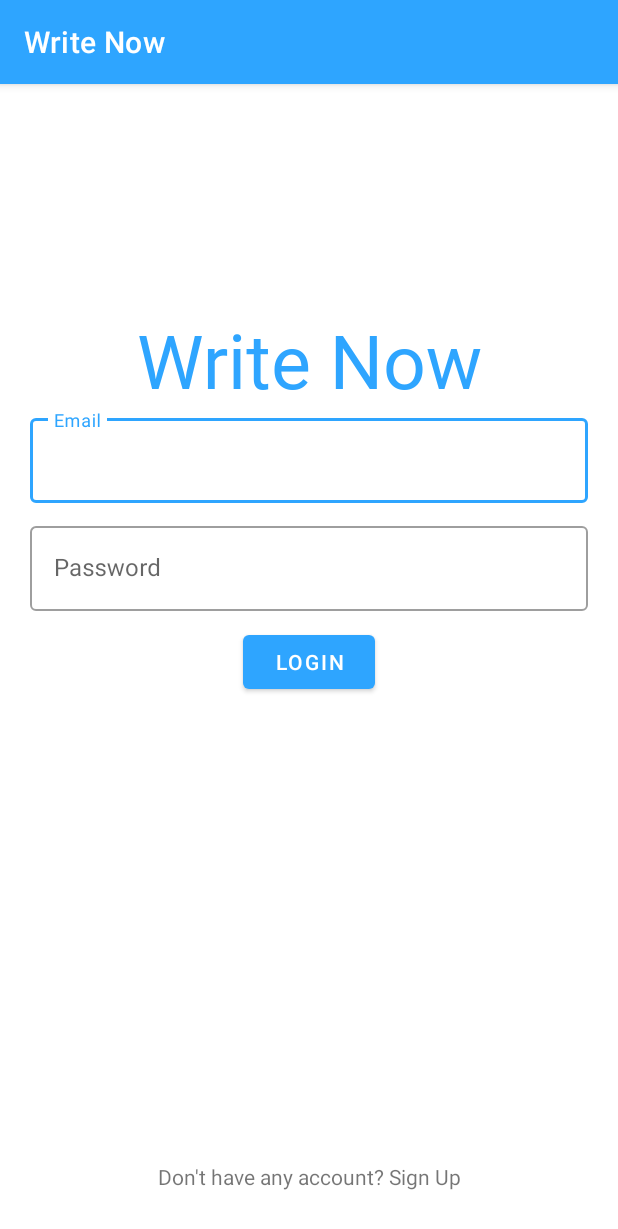
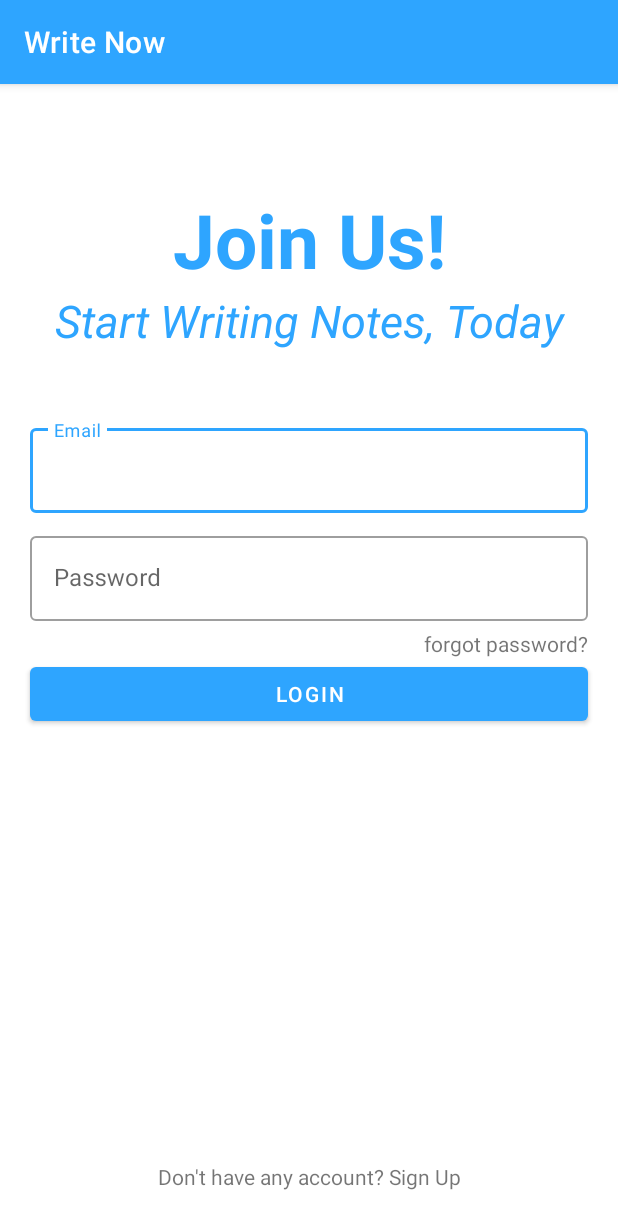
Before and after one commit to SajibMamun/Write-Now, an Android app: the screen it shows after launch (MainActivity), on a phone screen of 412 x 824 dp. Shown: the top 1229 px of the screen. Run offline under Robolectric (Android 15) with nearby library versions, the phone set to English and light mode, and no system bars; our stand-ins replace Firebase (no records; nobody signed in at launch, a user with empty details on screens opened directly).

Commit message:
ForgetPassword added and Ui Updated

```diff
--- a/app/src/main/java/com/example/writenow/MainActivity.java
+++ b/app/src/main/java/com/example/writenow/MainActivity.java
@@ -8,14 +8,15 @@ import android.os.Bundle;
 import android.util.Patterns;
 import android.view.View;
 import android.widget.Button;
+import android.widget.ProgressBar;
 import android.widget.TextView;
 import android.widget.Toast;
 
+import com.example.writenow.UpdateActivity.ForgotPassword;
 import com.google.android.gms.tasks.OnCompleteListener;
 import com.google.android.gms.tasks.Task;
 import com.google.firebase.auth.AuthResult;
 import com.google.firebase.auth.FirebaseAuth;
-import com.google.firebase.auth.FirebaseUser;
 
 public class MainActivity extends AppCompatActivity {
     com.google.android.material.textfield.TextInputEditText emailet, passwordet;
@@ -23,6 +24,8 @@ public class MainActivity extends AppCompatActivity {
     TextView signuptvbtn;
     String email, password;
     FirebaseAuth mAuth;
+    ProgressBar progressBar;
+    TextView forgotpassbtn;
 
 
     @Override
@@ -34,6 +37,8 @@ public class MainActivity extends AppCompatActivity {
         emailet = findViewById(R.id.emailetid);
         loginbtn = findViewById(R.id.loginbuttonid);
         signuptvbtn = findViewById(R.id.signuptvid);
+        progressBar = findViewById(R.id.Progressbarid);
+        forgotpassbtn = findViewById(R.id.forgotpasswordid);
 
         mAuth = FirebaseAuth.getInstance();
 
@@ -41,10 +46,10 @@ public class MainActivity extends AppCompatActivity {
         loginbtn.setOnClickListener(new View.OnClickListener() {
             @Override
             public void onClick(View view) {
+
                 email = emailet.getText().toString().trim();
                 password = passwordet.getText().toString().trim();
-
-                checkvalidyformailandpassword(email, password);
+                checkvalidyformailandpassword(email, password, view);
 
             }
         });
@@ -59,11 +64,23 @@ public class MainActivity extends AppCompatActivity {
 
             }
         });
+
+
+        forgotpassbtn.setOnClickListener(new View.OnClickListener() {
+            @Override
+            public void onClick(View view) {
+                Intent intent = new Intent(MainActivity.this, ForgotPassword.class);
+                startActivity(intent);
+
+            }
+        });
+
+
     }
 
 
     //Validity check for mail and password
-    private void checkvalidyformailandpassword(String email, String password) {
+    private void checkvalidyformailandpassword(String email, String password, View view) {
         if (email.length() == 0) {
 
             emailet.setError("enter your email");
@@ -76,6 +93,7 @@ public class MainActivity extends AppCompatActivity {
             passwordet.setError("enter your 8 digit password");
 
         } else {
+            progressBar.setVisibility(view.VISIBLE);
 
 
             // for signing use signInWithEmailAndPassword
@@ -83,11 +101,13 @@ public class MainActivity extends AppCompatActivity {
                 @Override
                 public void onComplete(@NonNull Task<AuthResult> task) {
                     if (task.isSuccessful()) {
-                //Intent to go user account page
+                        //Intent to go user account page
+                        progressBar.setVisibility(view.INVISIBLE);
                         Intent intent = new Intent(MainActivity.this, UserAccount.class);
                         startActivity(intent);
 
                     } else {
+                        progressBar.setVisibility(view.INVISIBLE);
                         Toast.makeText(MainActivity.this, "" + task.getException(), Toast.LENGTH_SHORT).show();
                     }
 
--- a/app/src/main/java/com/example/writenow/UserAccount.java
+++ b/app/src/main/java/com/example/writenow/UserAccount.java
@@ -23,6 +23,7 @@ public class UserAccount extends AppCompatActivity {
 
     FirebaseAuth firebaseAuth;
     FirebaseUser user;
+    Button Updatepassword,UpdateEmail;
 
     @Override
     protected void onCreate(Bundle savedInstanceState) {
--- a/app/src/main/res/layout/activity_main.xml
+++ b/app/src/main/res/layout/activity_main.xml
@@ -7,23 +7,49 @@
     tools:context=".MainActivity">
 
     <TextView
-        android:id="@+id/appnametv"
+        android:id="@+id/appnametv1"
         android:layout_width="match_parent"
         android:layout_height="wrap_content"
-        android:layout_marginTop="150dp"
-        android:fontFamily="@font/fallingskyblack"
+        android:layout_marginTop="70dp"
         android:gravity="center"
-        android:text="Write Now"
+        android:text="Join Us!"
+        android:textStyle="bold"
         android:textAlignment="center"
         android:textColor="#2EA5FF"
         android:textSize="50sp" />
+    <TextView
+        android:layout_below="@id/appnametv1"
+        android:id="@+id/appnametv2"
+        android:layout_width="match_parent"
+        android:layout_height="wrap_content"
+        android:gravity="center"
+        android:text="Start Writing Notes, Today"
+        android:textStyle="italic"
+        android:textAlignment="center"
+        android:textColor="#2EA5FF"
+        android:textSize="30sp"
+        android:layout_marginBottom="10dp"/>
+
+    <ProgressBar
+        android:id="@+id/Progressbarid"
+        style="@style/Widget.AppCompat.ProgressBar.Horizontal"
+        android:layout_width="match_parent"
+        android:layout_height="wrap_content"
+        android:layout_below="@+id/appnametv2"
+        android:layout_marginLeft="20dp"
+        android:layout_marginRight="20dp"
+        android:layout_marginBottom="20dp"
+        android:indeterminate="true"
+        android:indeterminateTint="#2EA5FF"
+        android:visibility="invisible" />
+
 
     <com.google.android.material.textfield.TextInputLayout
         android:id="@+id/Emailedit"
         style="@style/Widget.MaterialComponents.TextInputLayout.OutlinedBox"
         android:layout_width="match_parent"
         android:layout_height="wrap_content"
-        android:layout_below="@id/appnametv"
+        android:layout_below="@id/Progressbarid"
         android:layout_marginLeft="20dp"
         android:layout_marginRight="20dp"
         android:layout_marginBottom="10dp"
@@ -47,7 +73,6 @@
         android:layout_below="@id/Emailedit"
         android:layout_marginLeft="20dp"
         android:layout_marginRight="20dp"
-        android:layout_marginBottom="10dp"
         android:hint="Password">
 
         <com.google.android.material.textfield.TextInputEditText
@@ -61,12 +86,24 @@
     </com.google.android.material.textfield.TextInputLayout>
 
 
-    <Button
-        android:id="@+id/loginbuttonid"
+    <TextView
+        android:id="@+id/forgotpasswordid"
         android:layout_width="wrap_content"
         android:layout_height="wrap_content"
         android:layout_below="@id/password"
+        android:layout_alignParentRight="true"
+        android:layout_marginRight="20dp"
+        android:layout_marginTop="5dp"
+        android:text="forgot password?" />
+
+    <Button
+        android:id="@+id/loginbuttonid"
+        android:layout_width="match_parent"
+        android:layout_height="wrap_content"
+        android:layout_below="@id/forgotpasswordid"
         android:layout_centerHorizontal="true"
+        android:layout_marginLeft="20dp"
+        android:layout_marginRight="20dp"
         android:text="login" />
 
     <TextView
```
Also changed, not shown: app/src/main/AndroidManifest.xml (+9 -0 lines), app/src/main/java/com/example/writenow/UpdateActivity/ForgotPassword.java (added, +84 -0 lines), app/src/main/java/com/example/writenow/UpdateActivity/UpdateEmail.java (added, +16 -0 lines), app/src/main/java/com/example/writenow/UpdateActivity/UpdatePassword.java (added, +16 -0 lines), app/src/main/res/layout/activity_forgot_password.xml (added, +81 -0 lines), app/src/main/res/layout/activity_sign_up.xml (+4 -4 lines), app/src/main/res/layout/activity_update_email.xml (added, +9 -0 lines), app/src/main/res/layout/activity_update_password.xml (added, +9 -0 lines), app/src/main/res/layout/activity_user_account.xml (+58 -15 lines).
